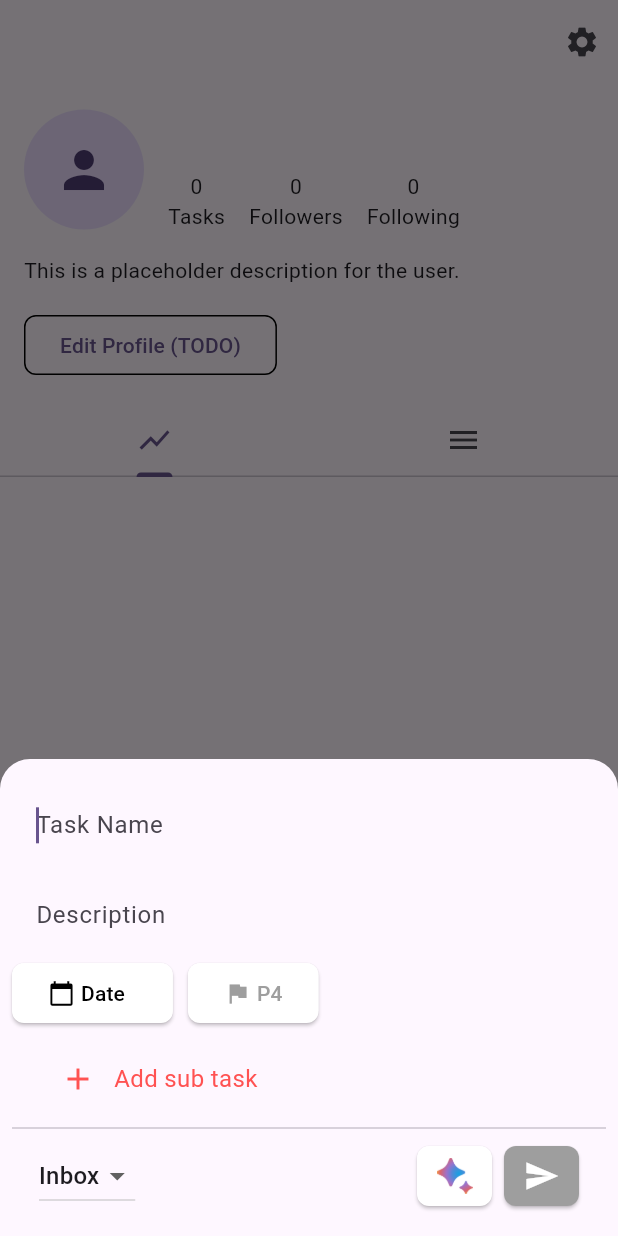
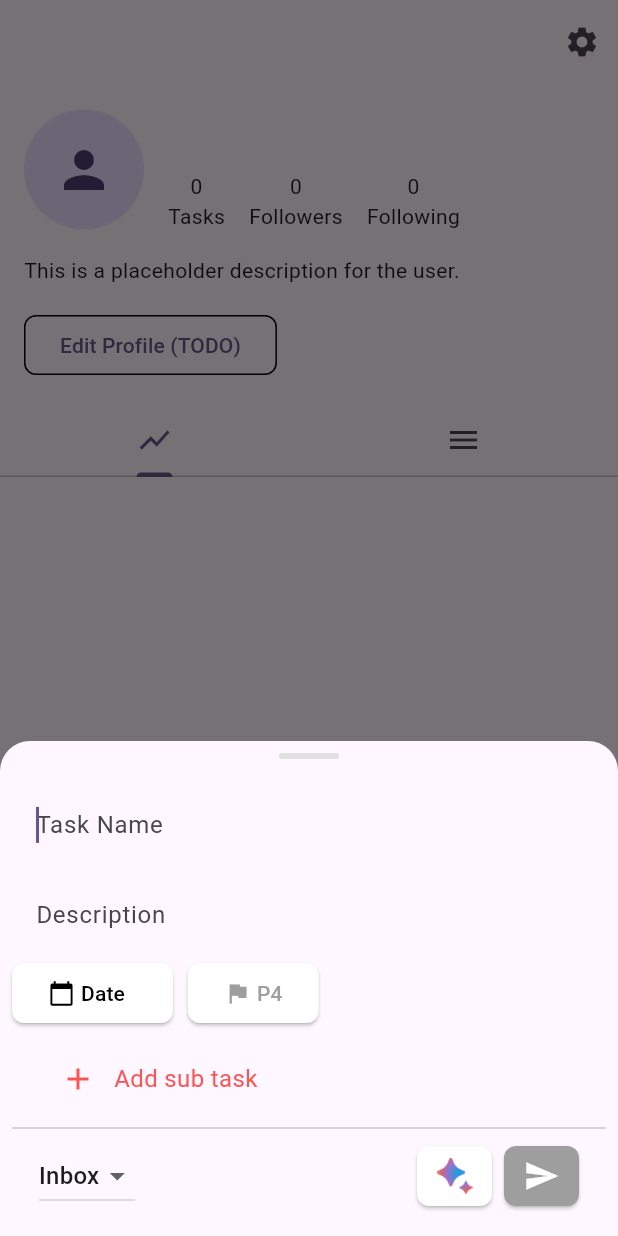
Before and after one commit to siuma1109/flutter_life_goal_management, a Flutter app: the ProfileScreen screen opened by its route, after a tap on the "add" icon, on a phone screen of 412 x 824 dp. Run offline on Flutter 3.47's test engine with Material 3 defaults, Android fonts, the phone set to English and light mode, and no system bars; our stand-ins replace flutter_dotenv, go_router, sqflite; accounts and stored records are empty.

Commit message:
Fix task content

```diff
--- a/lib/src/widgets/task/add_task_widget.dart
+++ b/lib/src/widgets/task/add_task_widget.dart
@@ -222,12 +222,31 @@ class _AddTaskWidgetState extends State<AddTaskWidget> {
   @override
   Widget build(BuildContext context) {
     return Container(
-      padding:
-          EdgeInsets.only(bottom: MediaQuery.of(context).viewInsets.bottom),
-      child: _isLoading
+      child: Column(
+        mainAxisSize: MainAxisSize.min,
+        children: [
+          Center(
+            child: Container(
+              margin: const EdgeInsets.only(top: 8, bottom: 16),
+              width: 40,
+              height: 4,
+              decoration: BoxDecoration(
+                color: Colors.grey[300],
+                borderRadius: BorderRadius.circular(2),
+              ),
+            ),
+          ),
+          Padding(
+            padding: EdgeInsets.only(
+              bottom: MediaQuery.of(context).viewInsets.bottom + 16,
+              left: 8,
+              right: 8,
+            ),
+            child: Column(
+              children: [
+                _isLoading
                     ? Center(child: CircularProgressIndicator())
                     : SingleChildScrollView(
-              padding: const EdgeInsets.fromLTRB(8, 16, 8, 16),
                         child: Form(
                           key: _formKey,
                           child: Column(
@@ -311,8 +330,9 @@ class _AddTaskWidgetState extends State<AddTaskWidget> {
                                   ),
                                   SizedBox(width: 10),
                                   ElevatedButton(
-                          onPressed: () => TaskService().showPriorityPopUp(
-                              context, _priority, (priority) {
+                                    onPressed: () => TaskService()
+                                        .showPriorityPopUp(context, _priority,
+                                            (priority) {
                                       setState(() {
                                         _priority = priority;
                                       });
@@ -327,15 +347,15 @@ class _AddTaskWidgetState extends State<AddTaskWidget> {
                                       children: [
                                         Icon(
                                           Icons.flag,
-                                color:
-                                    TaskService().getPriorityColor(_priority),
+                                          color: TaskService()
+                                              .getPriorityColor(_priority),
                                         ),
                                         const SizedBox(width: 4),
                                         Text(
                                           'P$_priority',
                                           style: TextStyle(
-                                  color:
-                                      TaskService().getPriorityColor(_priority),
+                                            color: TaskService()
+                                                .getPriorityColor(_priority),
                                           ),
                                         ),
                                       ],
@@ -347,13 +367,15 @@ class _AddTaskWidgetState extends State<AddTaskWidget> {
                                 height: 8,
                               ),
                               // Subtasks section
-                    if (_task.subTasks.isNotEmpty) _buildSubtasksSection(),
+                              if (_task.subTasks.isNotEmpty)
+                                _buildSubtasksSection(),
                               _buildAddSubtaskButton(),
                               Divider(),
                               Padding(
                                 padding: EdgeInsets.only(left: 18, right: 18),
                                 child: Row(
-                        mainAxisAlignment: MainAxisAlignment.spaceBetween,
+                                  mainAxisAlignment:
+                                      MainAxisAlignment.spaceBetween,
                                   children: [
                                     Row(
                                       children: [
@@ -367,11 +389,13 @@ class _AddTaskWidgetState extends State<AddTaskWidget> {
                                                 _projects.length,
                                                 (index) => DropdownMenuItem(
                                                   value: _projects[index].id,
-                                        child: Text(_projects[index].name),
+                                                  child: Text(
+                                                      _projects[index].name),
                                                 ),
                                               ),
                                             ],
-                                  value: _projectId ?? widget.task?.projectId,
+                                            value: _projectId ??
+                                                widget.task?.projectId,
                                             onChanged: (value) {
                                               setState(() {
                                                 _projectId = value;
@@ -384,17 +408,21 @@ class _AddTaskWidgetState extends State<AddTaskWidget> {
                                         SizedBox(
                                           width: 50,
                                           child: ElevatedButton(
-                                  onPressed: () => _showAIPopup(context),
+                                            onPressed: () =>
+                                                _showAIPopup(context),
                                             style: ElevatedButton.styleFrom(
-                                      padding: const EdgeInsets.symmetric(
-                                          vertical: 4, horizontal: 4),
+                                                padding:
+                                                    const EdgeInsets.symmetric(
+                                                        vertical: 4,
+                                                        horizontal: 4),
                                                 backgroundColor: Colors.white,
                                                 shape: RoundedRectangleBorder(
                                                     borderRadius:
-                                              BorderRadius.circular(8))),
+                                                        BorderRadius.circular(
+                                                            8))),
                                             child: const Image(
-                                    image:
-                                        AssetImage("assets/gemini_ai_icon.png"),
+                                              image: AssetImage(
+                                                  "assets/gemini_ai_icon.png"),
                                               height: 24,
                                             ),
                                           ),
@@ -405,11 +433,14 @@ class _AddTaskWidgetState extends State<AddTaskWidget> {
                                           child: ElevatedButton(
                                             onPressed: _submitForm,
                                             style: ElevatedButton.styleFrom(
-                                    padding: const EdgeInsets.symmetric(
-                                        vertical: 4, horizontal: 4),
+                                              padding:
+                                                  const EdgeInsets.symmetric(
+                                                      vertical: 4,
+                                                      horizontal: 4),
                                               backgroundColor: Colors.grey,
                                               shape: RoundedRectangleBorder(
-                                        borderRadius: BorderRadius.circular(8)),
+                                                  borderRadius:
+                                                      BorderRadius.circular(8)),
                                             ),
                                             child: Icon(
                                               Icons.send,
@@ -427,13 +458,16 @@ class _AddTaskWidgetState extends State<AddTaskWidget> {
                           ),
                         ),
                       ),
+              ],
+            ),
+          ),
+        ],
+      ),
     );
   }
 
   Widget _buildTaskRow({required Widget icon, required Widget content}) {
-    return Padding(
-      padding: const EdgeInsets.symmetric(horizontal: 20),
-      child: Row(
+    return Row(
       children: [
         SizedBox(
           width: 48,
@@ -442,7 +476,6 @@ class _AddTaskWidgetState extends State<AddTaskWidget> {
         ),
         Expanded(child: content),
       ],
-      ),
     );
   }
 
@@ -460,6 +493,7 @@ class _AddTaskWidgetState extends State<AddTaskWidget> {
         ),
         ListView.builder(
           shrinkWrap: true,
+          padding: const EdgeInsets.all(0),
           itemCount: _task.subTasks.length,
           physics: const NeverScrollableScrollPhysics(),
           itemBuilder: (context, index) {
@@ -540,6 +574,7 @@ class _AddTaskWidgetState extends State<AddTaskWidget> {
       onTap: () {
         showModalBottomSheet(
           context: context,
+          isScrollControlled: true,
           builder: (BuildContext context) {
             return Container(
               decoration: BoxDecoration(
@@ -591,6 +626,7 @@ class _AddTaskWidgetState extends State<AddTaskWidget> {
   void _showAIPopup(BuildContext context) {
     showModalBottomSheet(
       context: context,
+      isScrollControlled: true,
       builder: (BuildContext context) {
         return AddTaskAIWidget(
           onAccept: (String taskName, String description,
```
Also changed, not shown: lib/src/services/task_service.dart (+10 -7 lines), lib/src/widgets/task/view_task_widget.dart (+7 -4 lines), flutter_01.png (added). Lines whose indentation alone changed are shown as unchanged.
